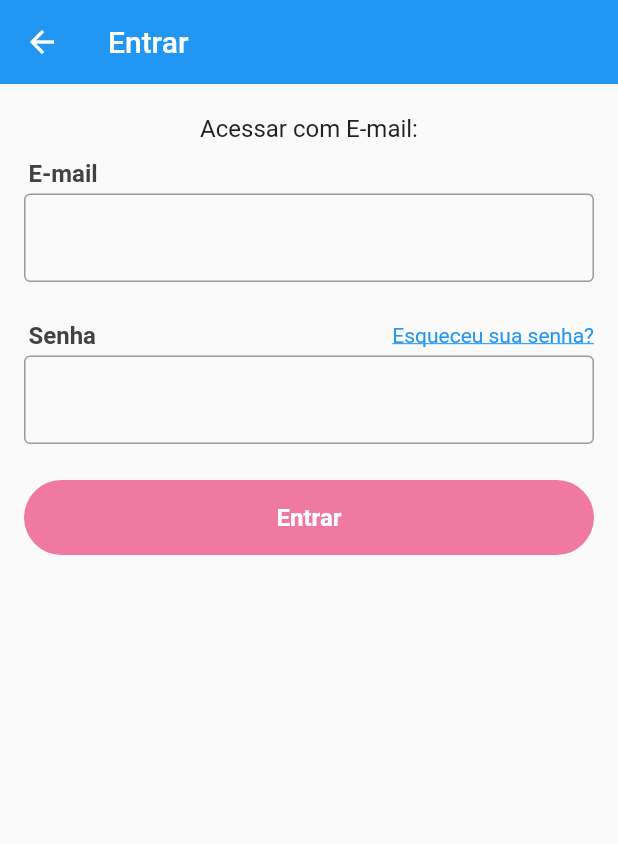
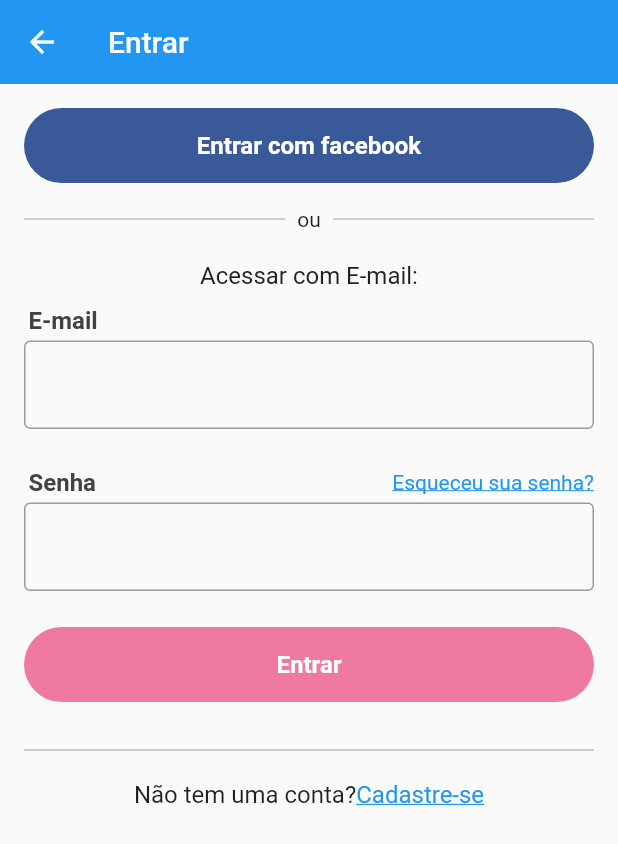
Before and after one commit to dieinimymaganha/olx, a Flutter app: the screen it shows after launch, in the side drawer, after a tap on "Acesse sua conta agora!", on a phone screen of 412 x 824 dp. Shown: the top 844 px of the screen. Run offline on Flutter 3.47's test engine with Material 2 defaults, Android fonts, the phone set to English and light mode, and no system bars; our stand-ins replace brasil_fields, rxdart.

Commit message:
283 - 18 - Finalizando tela de login

```diff
--- a/xlo/lib/blocs/login/login_bloc.dart
+++ b/xlo/lib/blocs/login/login_bloc.dart
@@ -38,12 +38,13 @@ class LoginBloc with LoginValidator {
   }
   );
 
-  void loginWithEmail() async {
+  Future<bool> loginWithEmail() async {
     _stateController.add(LoginBlocState(LoginState.LOADING));
 
     await Future.delayed(Duration(seconds: 3));
 
     _stateController.add(LoginBlocState(LoginState.DONE));
+    return true;
   }
 
   void dispose(){
@@ -51,4 +52,14 @@ class LoginBloc with LoginValidator {
     _emailController.close();
     _passwordController.close();
   }
+
+  Future<bool> loginWithFacebook() async {
+
+    _stateController.add(LoginBlocState(LoginState.LOADING_FACE));
+
+    await Future.delayed(Duration(seconds: 3));
+
+    _stateController.add(LoginBlocState(LoginState.DONE));
+    return true;
+  }
 }
--- a/xlo/lib/screens/login/login_screen.dart
+++ b/xlo/lib/screens/login/login_screen.dart
@@ -2,7 +2,9 @@ import 'package:flutter/material.dart';
 import 'package:xlo/blocs/login/field_state.dart';
 import 'package:xlo/blocs/login/login_bloc.dart';
 import 'package:xlo/screens/login/widget/login_button.dart';
+import 'package:xlo/screens/login/widget/or_divoder.dart';
 
+import 'widget/facebook_button.dart';
 
 class LoginScreen extends StatefulWidget {
   @override
@@ -10,7 +12,6 @@ class LoginScreen extends StatefulWidget {
 }
 
 class _LoginScreenState extends State<LoginScreen> {
-
   LoginBloc _loginBloc = LoginBloc();
 
   @override
@@ -26,6 +27,8 @@ class _LoginScreenState extends State<LoginScreen> {
           child: Column(
             crossAxisAlignment: CrossAxisAlignment.stretch,
             children: <Widget>[
+              FacebookButton(_loginBloc),
+              OrDivider(),
               Padding(
                 padding: const EdgeInsets.only(top: 20, bottom: 11),
                 child: Text(
@@ -48,7 +51,7 @@ class _LoginScreenState extends State<LoginScreen> {
               StreamBuilder<FieldState>(
                 stream: _loginBloc.outEmail,
                 initialData: FieldState(),
-                builder: (context, snapshot){
+                builder: (context, snapshot) {
                   return TextField(
                     keyboardType: TextInputType.emailAddress,
                     autocorrect: false,
@@ -79,8 +82,7 @@ class _LoginScreenState extends State<LoginScreen> {
                         'Esqueceu sua senha?',
                         style: TextStyle(
                             decoration: TextDecoration.underline,
-                            color: Colors.blue
-                        ),
+                            color: Colors.blue),
                       ),
                       onTap: () {
                         //Navigator.of(context).push(MaterialPageRoute(
@@ -93,7 +95,7 @@ class _LoginScreenState extends State<LoginScreen> {
               StreamBuilder<FieldState>(
                 stream: _loginBloc.outPassword,
                 initialData: FieldState(),
-                builder: (context, snapshot){
+                builder: (context, snapshot) {
                   return TextField(
                     autocorrect: false,
                     obscureText: true,
@@ -107,6 +109,35 @@ class _LoginScreenState extends State<LoginScreen> {
                 },
               ),
               LoginButton(_loginBloc),
+              Divider(
+                color: Colors.grey,
+              ),
+              Padding(
+                padding: const EdgeInsets.symmetric(vertical: 12),
+                child: Row(
+                  mainAxisAlignment: MainAxisAlignment.center,
+                  children: <Widget>[
+                    const Text(
+                      'Não tem uma conta?',
+                      style: TextStyle(fontSize: 16),
+                    ),
+                    GestureDetector(
+                      onTap: () {
+//                        Navigator.of(context).push(MaterialPageRoute(
+//                          builder: (context) => SingUpScreen();
+//                        ));
+                      },
+                      child: Text(
+                        'Cadastre-se',
+                        style: TextStyle(
+                            decoration: TextDecoration.underline,
+                            color: Colors.blue,
+                            fontSize: 16),
+                      ),
+                    )
+                  ],
+                ),
+              ),
             ],
           ),
         ),
--- /dev/null
+++ b/xlo/lib/screens/login/widget/facebook_button.dart
@@ -0,0 +1,48 @@
+import 'package:flutter/material.dart';
+import 'package:xlo/blocs/login/login_bloc.dart';
+import 'package:xlo/blocs/login/login_bloc_state.dart';
+
+class FacebookButton extends StatelessWidget {
+  final LoginBloc loginBloc;
+
+  FacebookButton(this.loginBloc);
+
+  @override
+  Widget build(BuildContext context) {
+    return Container(
+      margin: const EdgeInsets.symmetric(vertical: 16),
+      height: 50,
+      child: StreamBuilder<LoginBlocState>(
+        initialData: LoginBlocState(LoginState.IDLE),
+        stream: loginBloc.outState,
+        builder: (context, snapshot) {
+          return RaisedButton(
+            color: Color.fromRGBO(58, 89,152, 1),
+            disabledColor: Color.fromRGBO(58, 89,152, 0.7),
+            elevation: 0,
+            shape: RoundedRectangleBorder(
+              borderRadius: BorderRadius.circular(25),
+            ),
+            onPressed: snapshot.data.state == LoginState.LOADING_FACE ? null:  () async {
+              bool success = await loginBloc.loginWithFacebook();
+              if(success){
+                Navigator.of(context).pop();
+              }
+            },
+            child: snapshot.data.state == LoginState.LOADING_FACE
+                ? CircularProgressIndicator(
+                    valueColor: AlwaysStoppedAnimation<Color>(Colors.white),
+                  )
+                : Text(
+                    'Entrar com facebook',
+                    style: TextStyle(
+                        color: Colors.white,
+                        fontSize: 16,
+                        fontWeight: FontWeight.w600),
+                  ),
+          );
+        },
+      ),
+    );
+  }
+}
--- a/xlo/lib/screens/login/widget/login_button.dart
+++ b/xlo/lib/screens/login/widget/login_button.dart
@@ -3,7 +3,6 @@ import 'package:xlo/blocs/login/button_state.dart';
 import 'package:xlo/blocs/login/login_bloc.dart';
 
 class LoginButton extends StatelessWidget {
-
   LoginButton(this.loginBloc);
 
   final LoginBloc loginBloc;
@@ -16,23 +15,26 @@ class LoginButton extends StatelessWidget {
       child: StreamBuilder<ButtonState>(
         stream: loginBloc.outLoginButton,
         initialData: ButtonState(enabled: false, loading: false),
-        builder: (context, snapshot){
+        builder: (context, snapshot) {
           return RaisedButton(
             color: Colors.pink,
             disabledColor: Colors.pink.withAlpha(150),
             elevation: 0,
-            shape: RoundedRectangleBorder(
-                borderRadius: BorderRadius.circular(25)
-            ),
-            onPressed: snapshot.data.enabled ? (){
-              loginBloc.loginWithEmail();
-            } : null,
-            child: snapshot.data.loading ?
-            CircularProgressIndicator(
+            shape:
+                RoundedRectangleBorder(borderRadius: BorderRadius.circular(25)),
+            onPressed: snapshot.data.enabled
+                ? () async {
+                    final bool success = await loginBloc.loginWithEmail();
+                    if(success){
+                      Navigator.of(context).pop();
+                    }
+                  }
+                : null,
+            child: snapshot.data.loading
+                ? CircularProgressIndicator(
                     valueColor: AlwaysStoppedAnimation<Color>(Colors.white),
                   )
-                :
-            Text(
+                : Text(
                     'Entrar',
                     style: TextStyle(
                       color: Colors.white,
--- /dev/null
+++ b/xlo/lib/screens/login/widget/or_divoder.dart
@@ -0,0 +1,25 @@
+import 'package:flutter/material.dart';
+
+class OrDivider extends StatelessWidget {
+  @override
+  Widget build(BuildContext context) {
+    return Row(
+      children: <Widget>[
+        Expanded(
+          child: Divider(
+            color: Colors.grey,
+          ),
+        ),
+        const Padding(
+          padding: EdgeInsets.symmetric(horizontal: 8),
+          child: Text('ou'),
+        ),
+        Expanded(
+          child: Divider(
+            color: Colors.grey,
+          ),
+        )
+      ],
+    );
+  }
+}
```
Lines whose indentation alone changed are shown as unchanged.
